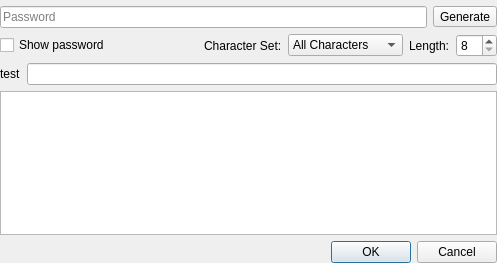
First picture: the form in passworddialog.ui, repository IJHack/QtPass, before the edit.
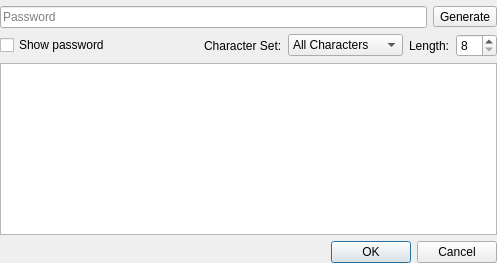
Second picture: the form after the edit.

Commit message: init + cleanup of test vars

Diff of the .ui file:
```diff
--- a/passworddialog.ui
+++ b/passworddialog.ui
@@ -157,16 +157,6 @@
         <property name="formAlignment">
          <set>Qt::AlignLeading|Qt::AlignLeft|Qt::AlignTop</set>
         </property>
-        <item row="0" column="0">
-         <widget class="QLabel" name="testLabel">
-          <property name="text">
-           <string>test</string>
-          </property>
-         </widget>
-        </item>
-        <item row="0" column="1">
-         <widget class="QLineEdit" name="testLineEdit"/>
-        </item>
        </layout>
       </item>
       <item>
```
The commit also changes 1 other file.
